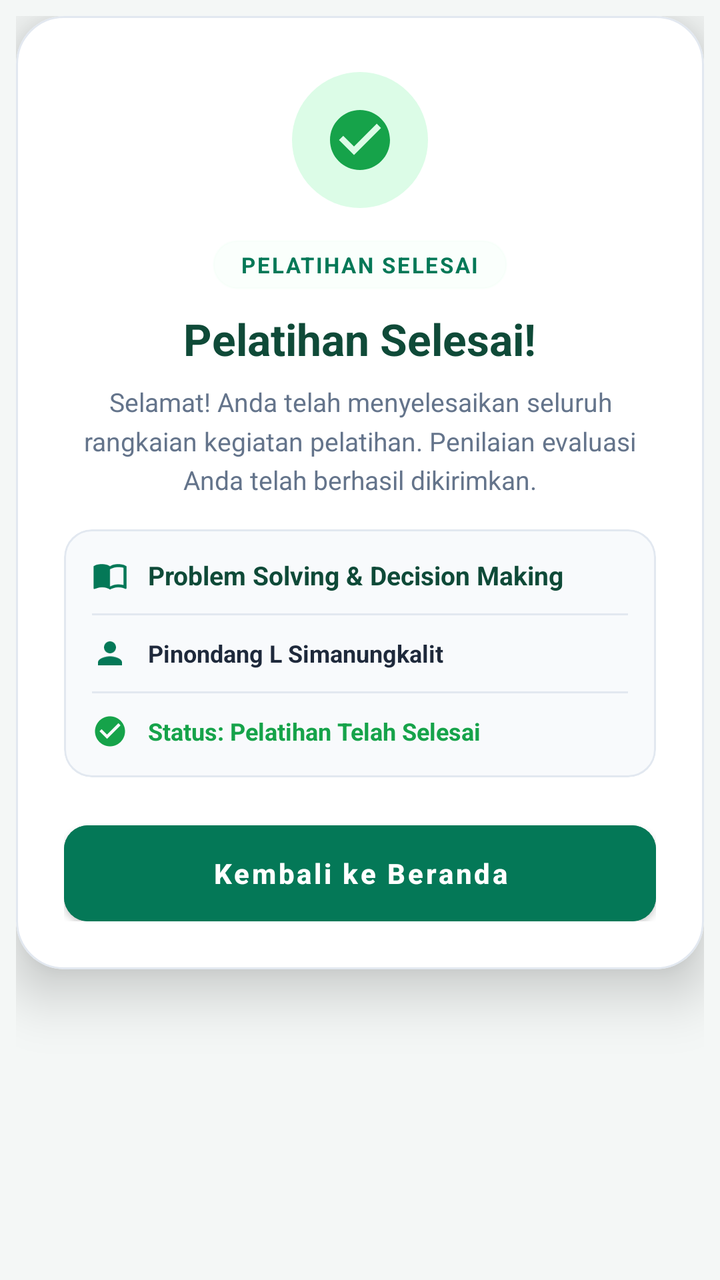
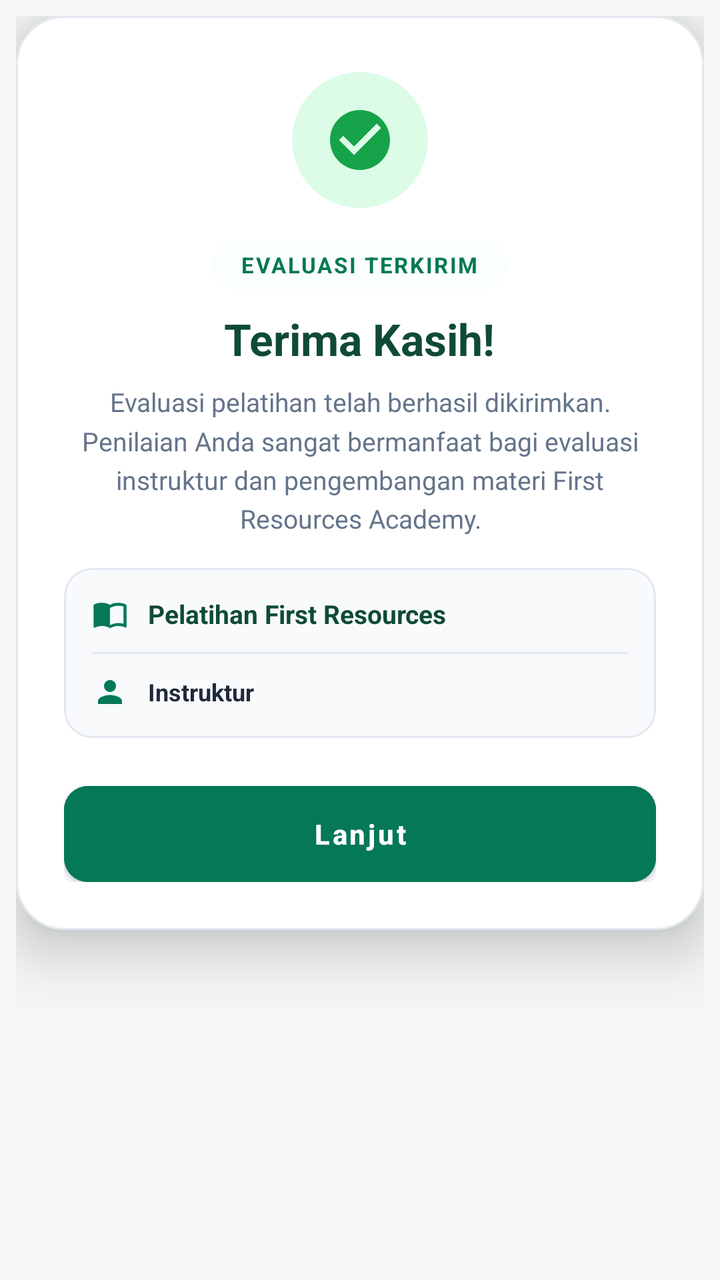

Compare the two renders of this Android layout. The source of the first and the diff that turns it into the second are given below.
<!-- AndroidManifest.xml: application theme Theme.LearningActivity -->
<!-- res/layout/dialog_custom_evaluation_success.xml -->
<?xml version="1.0" encoding="utf-8"?>
<FrameLayout xmlns:android="http://schemas.android.com/apk/res/android"
    xmlns:app="http://schemas.android.com/apk/res-auto"
    android:layout_width="match_parent"
    android:layout_height="wrap_content"
    android:padding="8dp">

    <com.google.android.material.card.MaterialCardView
        android:layout_width="match_parent"
        android:layout_height="wrap_content"
        app:cardBackgroundColor="@color/white"
        app:cardCornerRadius="24dp"
        app:cardElevation="16dp"
        app:strokeColor="#E2E8F0"
        app:strokeWidth="1dp">

        <LinearLayout
            android:layout_width="match_parent"
            android:layout_height="wrap_content"
            android:gravity="center_horizontal"
            android:orientation="vertical"
            android:paddingStart="24dp"
            android:paddingTop="28dp"
            android:paddingEnd="24dp"
            android:paddingBottom="24dp">

            
            <FrameLayout
                android:layout_width="68dp"
                android:layout_height="68dp"
                android:background="@drawable/bg_dialog_circle"
                android:backgroundTint="#DCFCE7">

                <ImageView
                    android:id="@+id/ivSuccessIcon"
                    android:layout_width="36dp"
                    android:layout_height="36dp"
                    android:layout_gravity="center"
                    android:contentDescription="Success Icon"
                    android:src="@drawable/ic_check_circle"
                    app:tint="#16A34A" />
            </FrameLayout>

            
            <TextView
                android:id="@+id/tvBadgeSubtitle"
                android:layout_width="wrap_content"
                android:layout_height="wrap_content"
                android:layout_marginTop="16dp"
                android:background="@drawable/bg_pill_badge"
                android:backgroundTint="#DCFCE7"
                android:paddingStart="14dp"
                android:paddingTop="5dp"
                android:paddingEnd="14dp"
                android:paddingBottom="5dp"
                android:text="PELATIHAN SELESAI"
                android:textColor="#047857"
                android:textSize="11sp"
                android:textStyle="bold"
                android:letterSpacing="0.08" />

            
            <TextView
                android:id="@+id/tvSuccessTitle"
                android:layout_width="wrap_content"
                android:layout_height="wrap_content"
                android:layout_marginTop="10dp"
                android:gravity="center"
                android:text="Pelatihan Selesai!"
                android:textColor="@color/forest_dark"
                android:textSize="22sp"
                android:textStyle="bold" />

            
            <TextView
                android:id="@+id/tvSuccessMessage"
                android:layout_width="wrap_content"
                android:layout_height="wrap_content"
                android:layout_marginTop="8dp"
                android:gravity="center"
                android:lineSpacingMultiplier="1.25"
                android:text="Selamat! Anda telah menyelesaikan seluruh rangkaian kegiatan pelatihan. Penilaian evaluasi Anda telah berhasil dikirimkan."
                android:textColor="@color/text_muted"
                android:textSize="13sp" />

            
            <com.google.android.material.card.MaterialCardView
                android:layout_width="match_parent"
                android:layout_height="wrap_content"
                android:layout_marginTop="16dp"
                android:layout_marginBottom="24dp"
                app:cardBackgroundColor="#F8FAFC"
                app:cardCornerRadius="14dp"
                app:cardElevation="0dp"
                app:strokeColor="#E2E8F0"
                app:strokeWidth="1dp">

                <LinearLayout
                    android:layout_width="match_parent"
                    android:layout_height="wrap_content"
                    android:orientation="vertical"
                    android:padding="14dp">

                    
                    <LinearLayout
                        android:layout_width="match_parent"
                        android:layout_height="wrap_content"
                        android:orientation="horizontal"
                        android:gravity="center_vertical">

                        <ImageView
                            android:layout_width="18dp"
                            android:layout_height="18dp"
                            android:src="@drawable/ic_book"
                            app:tint="#047857" />

                        <TextView
                            android:id="@+id/tvInfoTrainingTitle"
                            android:layout_width="0dp"
                            android:layout_height="wrap_content"
                            android:layout_marginStart="10dp"
                            android:layout_weight="1"
                            android:text="Problem Solving &amp; Decision Making"
                            android:textColor="@color/forest_dark"
                            android:textSize="13sp"
                            android:textStyle="bold" />
                    </LinearLayout>

                    <View
                        android:layout_width="match_parent"
                        android:layout_height="1dp"
                        android:layout_marginTop="10dp"
                        android:layout_marginBottom="10dp"
                        android:background="#E2E8F0" />

                    
                    <LinearLayout
                        android:layout_width="match_parent"
                        android:layout_height="wrap_content"
                        android:orientation="horizontal"
                        android:gravity="center_vertical">

                        <ImageView
                            android:layout_width="18dp"
                            android:layout_height="18dp"
                            android:src="@drawable/ic_person"
                            app:tint="#047857" />

                        <TextView
                            android:id="@+id/tvInfoTrainerName"
                            android:layout_width="0dp"
                            android:layout_height="wrap_content"
                            android:layout_marginStart="10dp"
                            android:layout_weight="1"
                            android:text="Pinondang L Simanungkalit"
                            android:textColor="@color/text_slate"
                            android:textSize="12sp"
                            android:textStyle="bold" />
                    </LinearLayout>

                    <View
                        android:layout_width="match_parent"
                        android:layout_height="1dp"
                        android:layout_marginTop="10dp"
                        android:layout_marginBottom="10dp"
                        android:background="#E2E8F0" />

                    
                    <LinearLayout
                        android:layout_width="match_parent"
                        android:layout_height="wrap_content"
                        android:orientation="horizontal"
                        android:gravity="center_vertical">

                        <ImageView
                            android:layout_width="18dp"
                            android:layout_height="18dp"
                            android:src="@drawable/ic_check_circle"
                            app:tint="#16A34A" />

                        <TextView
                            android:layout_width="0dp"
                            android:layout_height="wrap_content"
                            android:layout_marginStart="10dp"
                            android:layout_weight="1"
                            android:text="Status: Pelatihan Telah Selesai"
                            android:textColor="#16A34A"
                            android:textSize="12sp"
                            android:textStyle="bold" />
                    </LinearLayout>
                </LinearLayout>
            </com.google.android.material.card.MaterialCardView>

            
            <com.google.android.material.button.MaterialButton
                android:id="@+id/btnBackToHome"
                android:layout_width="match_parent"
                android:layout_height="48dp"
                android:backgroundTint="#047857"
                android:insetTop="0dp"
                android:insetBottom="0dp"
                android:text="Kembali ke Beranda"
                android:textAllCaps="false"
                android:textColor="@color/white"
                android:textSize="14sp"
                android:textStyle="bold"
                app:cornerRadius="12dp"
                app:elevation="0dp" />

        </LinearLayout>
    </com.google.android.material.card.MaterialCardView>
</FrameLayout>
<!-- resources referenced by this layout -->
<resources>
  <color name="forest_dark">#0F4A38</color>
  <color name="text_muted">#64748B</color>
  <color name="text_slate">#1E293B</color>
  <color name="white">#FFFFFF</color>
  <!-- drawable bg_dialog_circle (drawable) -->
  <?xml version="1.0" encoding="utf-8"?>
  <shape xmlns:android="http://schemas.android.com/apk/res/android"
      android:shape="oval">
      <solid android:color="#FEE2E2" />
  </shape>
  <!-- drawable bg_pill_badge (drawable) -->
  <?xml version="1.0" encoding="utf-8"?>
  <shape xmlns:android="http://schemas.android.com/apk/res/android"
      android:shape="rectangle">
      <solid android:color="#26FFFFFF" />
      <stroke android:width="1dp" android:color="#20FFFFFF" />
      <corners android:radius="24dp" />
  </shape>
  <!-- drawable ic_book (drawable) -->
  <?xml version="1.0" encoding="utf-8"?>
  <vector xmlns:android="http://schemas.android.com/apk/res/android"
      android:width="24dp"
      android:height="24dp"
      android:viewportWidth="24"
      android:viewportHeight="24">
      <path
          android:fillColor="#FFFFFFFF"
          android:pathData="M21,5c-1.11,-0.35 -2.33,-0.5 -3.5,-0.5 -1.95,0 -4.05,0.4 -5.5,1.5 -1.45,-1.1 -3.55,-1.5 -5.5,-1.5 -1.95,0 -4.05,0.4 -5.5,1.5v14.65c0,0.25 0.25,0.5 0.5,0.5 0.1,0 0.15,-0.05 0.25,-0.05C3.35,20.45 5.05,20 6.5,20c1.95,0 4.05,0.4 5.5,1.5 1.35,-0.85 3.8,-1.5 5.5,-1.5 1.65,0 3.35,0.3 4.75,1.05 0.1,0.05 0.15,0.05 0.25,0.05 0.25,0 0.5,-0.25 0.5,-0.5V6c-0.6,-0.45 -1.25,-0.75 -2,-1zm0,13.5c-1.1,-0.35 -2.3,-0.5 -3.5,-0.5 -1.7,0 -4.15,0.65 -5.5,1.5V8c1.35,-0.85 3.8,-1.5 5.5,-1.5 1.2,0 2.4,0.15 3.5,0.5v11.5z" />
  </vector>
  <!-- drawable ic_check_circle (drawable) -->
  <?xml version="1.0" encoding="utf-8"?>
  <vector xmlns:android="http://schemas.android.com/apk/res/android"
      android:width="24dp"
      android:height="24dp"
      android:viewportWidth="24"
      android:viewportHeight="24">
      <path
          android:fillColor="#FFFFFFFF"
          android:pathData="M12,2C6.48,2 2,6.48 2,12s4.48,10 10,10 10,-4.48 10,-10S17.52,2 12,2zm-2,15l-5,-5 1.41,-1.41L10,14.17l7.59,-7.59L19,8l-9,9z"/>
  </vector>
  <!-- drawable ic_person (drawable) -->
  <?xml version="1.0" encoding="utf-8"?>
  <vector xmlns:android="http://schemas.android.com/apk/res/android"
      android:width="24dp"
      android:height="24dp"
      android:viewportWidth="24"
      android:viewportHeight="24">
      <path
          android:fillColor="#FFFFFFFF"
          android:pathData="M12,12c2.21,0 4,-1.79 4,-4s-1.79,-4 -4,-4 -4,1.79 -4,4 1.79,4 4,4zm0,2c-2.67,0 -8,1.34 -8,4v2h16v-2c0,-2.66 -5.33,-4 -8,-4z"/>
  </vector>
  <style name="Theme.LearningActivity" parent="Theme.MaterialComponents.DayNight.NoActionBar">
          <item name="colorPrimary">@color/primary</item>
          <item name="colorPrimaryVariant">@color/primary_dark</item>
          <item name="colorOnPrimary">@color/white</item>
          <item name="colorSecondary">@color/accent_green</item>
          <item name="colorSecondaryVariant">@color/accent_green</item>
          <item name="colorOnSecondary">@color/white</item>
          <item name="android:statusBarColor">@color/primary_dark</item>
          <item name="android:windowBackground">@color/background_light</item>
      </style>
  <color name="primary">#0D3829</color>
  <color name="primary_dark">#0A2D21</color>
  <color name="accent_green">#047857</color>
  <color name="background_light">#F4F7F6</color>
</resources>

<!-- the commit's change to res/layout/dialog_custom_evaluation_success.xml (unified diff, before → after) -->
@@ -53,7 +53,7 @@
                 android:paddingTop="5dp"
                 android:paddingEnd="14dp"
                 android:paddingBottom="5dp"
-                android:text="PELATIHAN SELESAI"
+                android:text="EVALUASI TERKIRIM"
                 android:textColor="#047857"
                 android:textSize="11sp"
                 android:textStyle="bold"
@@ -66,7 +66,7 @@
                 android:layout_height="wrap_content"
                 android:layout_marginTop="10dp"
                 android:gravity="center"
-                android:text="Pelatihan Selesai!"
+                android:text="Terima Kasih!"
                 android:textColor="@color/forest_dark"
                 android:textSize="22sp"
                 android:textStyle="bold" />
@@ -79,7 +79,7 @@
                 android:layout_marginTop="8dp"
                 android:gravity="center"
                 android:lineSpacingMultiplier="1.25"
-                android:text="Selamat! Anda telah menyelesaikan seluruh rangkaian kegiatan pelatihan. Penilaian evaluasi Anda telah berhasil dikirimkan."
+                android:text="Evaluasi pelatihan telah berhasil dikirimkan. Penilaian Anda sangat bermanfaat bagi evaluasi instruktur dan pengembangan materi First Resources Academy."
                 android:textColor="@color/text_muted"
                 android:textSize="13sp" />
 
@@ -120,7 +120,7 @@
                             android:layout_height="wrap_content"
                             android:layout_marginStart="10dp"
                             android:layout_weight="1"
-                            android:text="Problem Solving &amp; Decision Making"
+                            android:text="Pelatihan First Resources"
                             android:textColor="@color/forest_dark"
                             android:textSize="13sp"
                             android:textStyle="bold" />
@@ -152,25 +152,30 @@
                             android:layout_height="wrap_content"
                             android:layout_marginStart="10dp"
                             android:layout_weight="1"
-                            android:text="Pinondang L Simanungkalit"
+                            android:text="Instruktur"
                             android:textColor="@color/text_slate"
                             android:textSize="12sp"
                             android:textStyle="bold" />
                     </LinearLayout>
 
+                    
                     <View
+                        android:id="@+id/dividerTrainingStatus"
                         android:layout_width="match_parent"
                         android:layout_height="1dp"
                         android:layout_marginTop="10dp"
                         android:layout_marginBottom="10dp"
-                        android:background="#E2E8F0" />
+                        android:background="#E2E8F0"
+                        android:visibility="gone" />
 
                     
                     <LinearLayout
+                        android:id="@+id/layoutTrainingStatus"
                         android:layout_width="match_parent"
                         android:layout_height="wrap_content"
                         android:orientation="horizontal"
-                        android:gravity="center_vertical">
+                        android:gravity="center_vertical"
+                        android:visibility="gone">
 
                         <ImageView
                             android:layout_width="18dp"
@@ -199,7 +204,7 @@
                 android:backgroundTint="#047857"
                 android:insetTop="0dp"
                 android:insetBottom="0dp"
-                android:text="Kembali ke Beranda"
+                android:text="Lanjut"
                 android:textAllCaps="false"
                 android:textColor="@color/white"
                 android:textSize="14sp"
